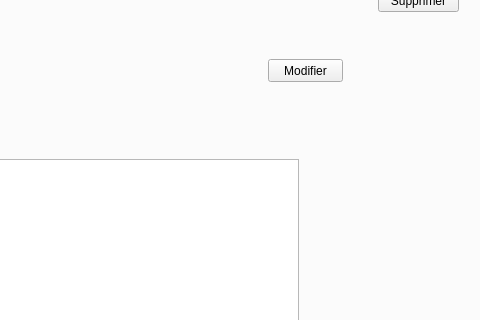
Above: mainwindow.ui from nefissaKhiari/Smart_Police_Station_2A20 before the change; both pictures show x 244 to 724 and y 204 to 524 of the 1011 by 837 pixel window. Below: the same form after it.
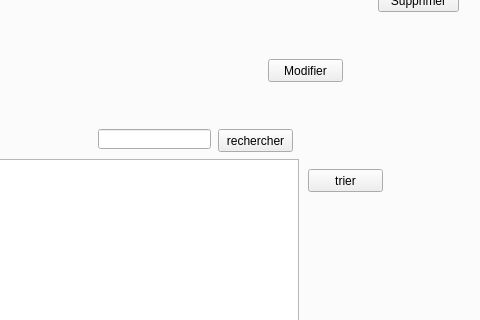
That is the form after the change.

The edit to the form file:
```diff
--- a/mainwindow.ui
+++ b/mainwindow.ui
@@ -537,6 +537,42 @@
        <string>Modifier</string>
       </property>
      </widget>
+     <widget class="QPushButton" name="pb_trier_cellule">
+      <property name="geometry">
+       <rect>
+        <x>550</x>
+        <y>330</y>
+        <width>75</width>
+        <height>23</height>
+       </rect>
+      </property>
+      <property name="text">
+       <string>trier</string>
+      </property>
+     </widget>
+     <widget class="QPushButton" name="pb_rechercher_cellule">
+      <property name="geometry">
+       <rect>
+        <x>460</x>
+        <y>290</y>
+        <width>75</width>
+        <height>23</height>
+       </rect>
+      </property>
+      <property name="text">
+       <string>rechercher</string>
+      </property>
+     </widget>
+     <widget class="QLineEdit" name="recher_cellule">
+      <property name="geometry">
+       <rect>
+        <x>340</x>
+        <y>290</y>
+        <width>113</width>
+        <height>20</height>
+       </rect>
+      </property>
+     </widget>
     </widget>
    </widget>
   </widget>
```
Left out of the diff: 13 changed lines with no effect on the pictures.
